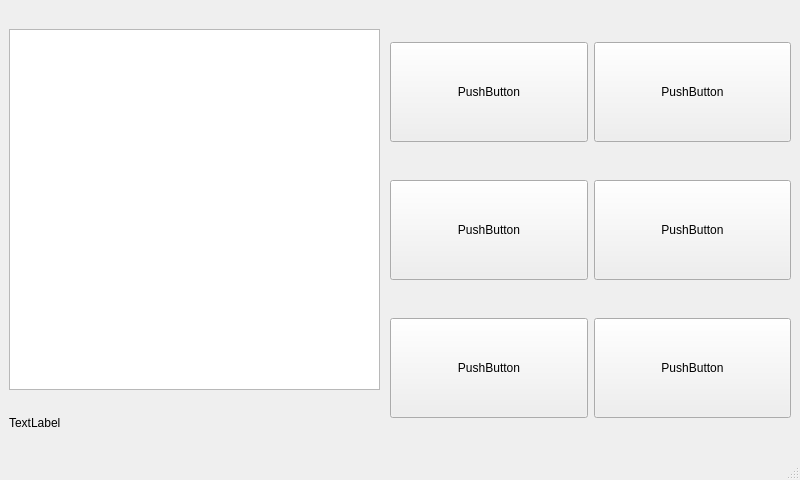
First picture: the form in exkayseedee.ui, repository hiemanshu/exkayseedee, before the edit.
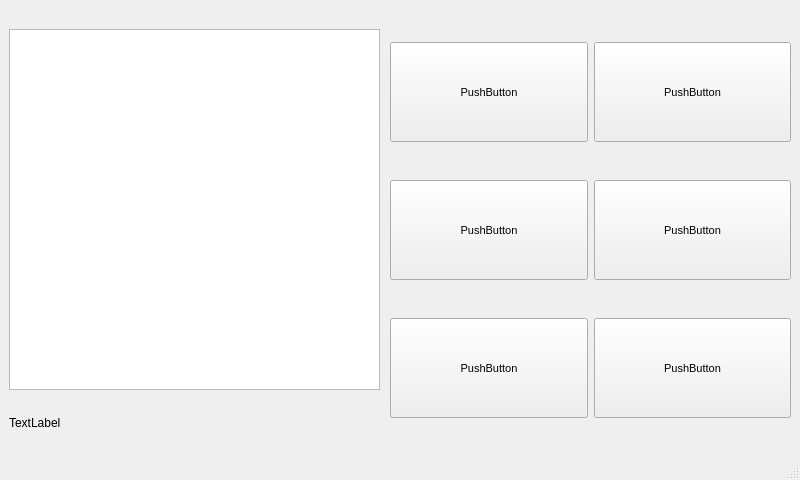
Second picture: the form after the edit.

Commit message: Changing font size

Patch:
```diff
--- a/exkayseedee.ui
+++ b/exkayseedee.ui
@@ -93,6 +93,11 @@
          <height>100</height>
         </size>
        </property>
+       <property name="font">
+        <font>
+         <pointsize>8</pointsize>
+        </font>
+       </property>
        <property name="text">
         <string>PushButton</string>
        </property>
@@ -106,6 +111,11 @@
          <height>100</height>
         </size>
        </property>
+       <property name="font">
+        <font>
+         <pointsize>8</pointsize>
+        </font>
+       </property>
        <property name="text">
         <string>PushButton</string>
        </property>
@@ -119,6 +129,11 @@
          <height>100</height>
         </size>
        </property>
+       <property name="font">
+        <font>
+         <pointsize>8</pointsize>
+        </font>
+       </property>
        <property name="text">
         <string>PushButton</string>
        </property>
@@ -132,6 +147,11 @@
          <height>100</height>
         </size>
        </property>
+       <property name="font">
+        <font>
+         <pointsize>8</pointsize>
+        </font>
+       </property>
        <property name="text">
         <string>PushButton</string>
        </property>
@@ -145,6 +165,11 @@
          <height>100</height>
         </size>
        </property>
+       <property name="font">
+        <font>
+         <pointsize>8</pointsize>
+        </font>
+       </property>
        <property name="text">
         <string>PushButton</string>
        </property>
@@ -158,6 +183,11 @@
          <height>100</height>
         </size>
        </property>
+       <property name="font">
+        <font>
+         <pointsize>8</pointsize>
+        </font>
+       </property>
        <property name="text">
         <string>PushButton</string>
        </property>
```
The commit also changes 1 other file.
